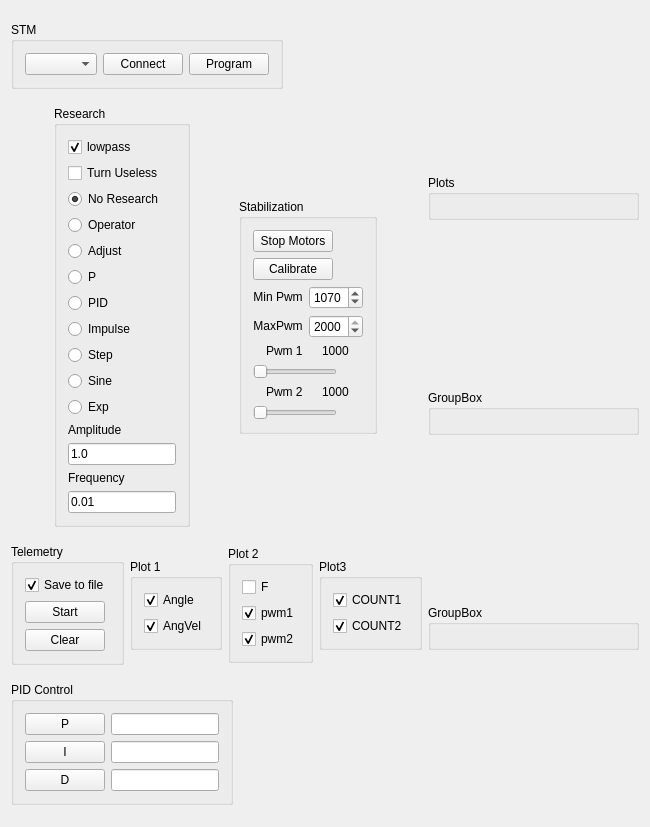
First picture: the form in Logger/BoardConsole/BoardConsole/boardconsole.ui, repository VlagaPalych/Stable, before the edit.
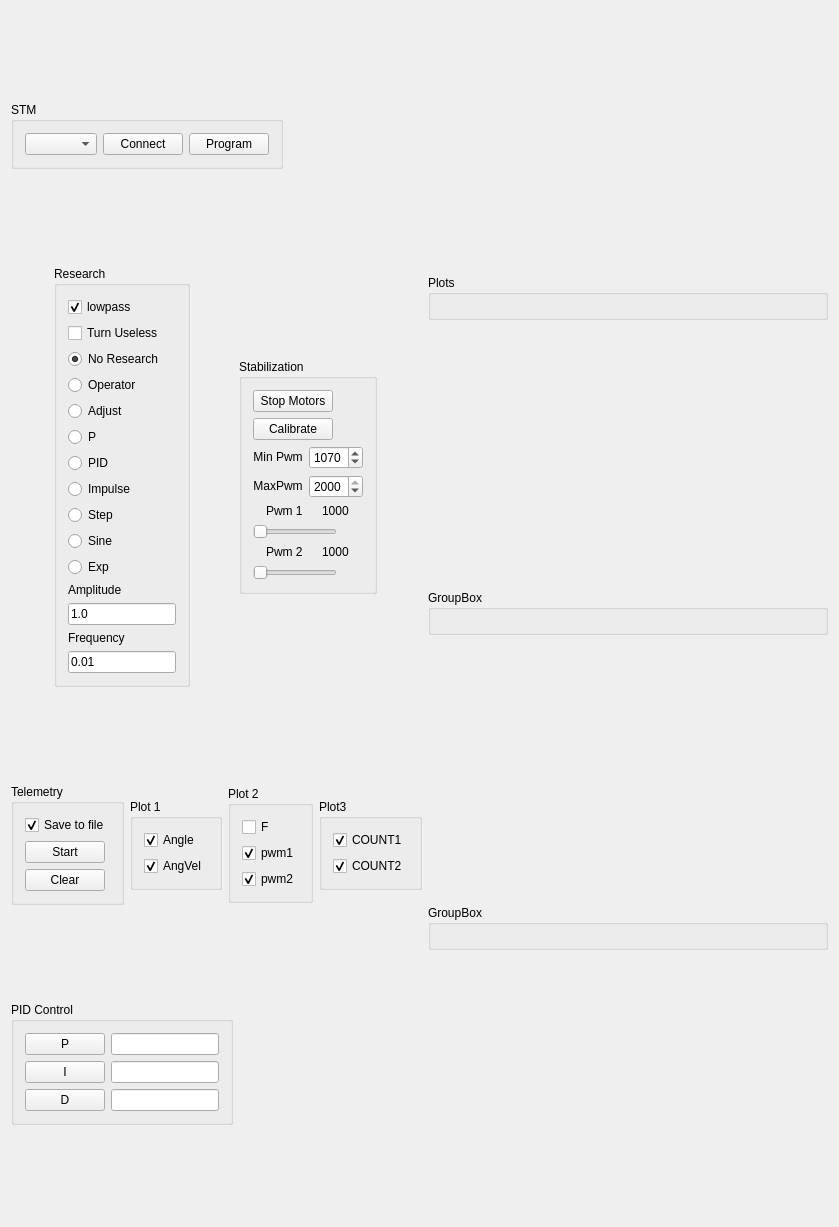
Second picture: the form after the edit. Custom widgets are drawn as their Qt base class.

```diff
--- a/Logger/BoardConsole/BoardConsole/boardconsole.ui
+++ b/Logger/BoardConsole/BoardConsole/boardconsole.ui
@@ -6,8 +6,8 @@
    <rect>
     <x>0</x>
     <y>0</y>
-    <width>650</width>
-    <height>827</height>
+    <width>839</width>
+    <height>1227</height>
    </rect>
   </property>
   <property name="windowTitle">
@@ -847,31 +847,6 @@
        </layout>
       </widget>
      </item>
-     <item>
-      <widget class="QGroupBox" name="groupBox_6">
-       <property name="sizePolicy">
-        <sizepolicy hsizetype="Minimum" vsizetype="Fixed">
-         <horstretch>0</horstretch>
-         <verstretch>0</verstretch>
-        </sizepolicy>
-       </property>
-       <property name="title">
-        <string>GroupBox</string>
-       </property>
-       <layout class="QHBoxLayout" name="horizontalLayout_13">
-        <item>
-         <widget class="QwtPlot" name="plot3">
-          <property name="sizePolicy">
-           <sizepolicy hsizetype="MinimumExpanding" vsizetype="Fixed">
-            <horstretch>0</horstretch>
-            <verstretch>0</verstretch>
-           </sizepolicy>
-          </property>
-         </widget>
-        </item>
-       </layout>
-      </widget>
-     </item>
      <item>
       <widget class="QGroupBox" name="groupBox_7">
        <property name="sizePolicy">
@@ -897,6 +872,31 @@
        </layout>
       </widget>
      </item>
+     <item>
+      <widget class="QGroupBox" name="groupBox_6">
+       <property name="sizePolicy">
+        <sizepolicy hsizetype="Minimum" vsizetype="Fixed">
+         <horstretch>0</horstretch>
+         <verstretch>0</verstretch>
+        </sizepolicy>
+       </property>
+       <property name="title">
+        <string>GroupBox</string>
+       </property>
+       <layout class="QHBoxLayout" name="horizontalLayout_13">
+        <item>
+         <widget class="QwtPlot" name="plot3">
+          <property name="sizePolicy">
+           <sizepolicy hsizetype="MinimumExpanding" vsizetype="Fixed">
+            <horstretch>0</horstretch>
+            <verstretch>0</verstretch>
+           </sizepolicy>
+          </property>
+         </widget>
+        </item>
+       </layout>
+      </widget>
+     </item>
     </layout>
    </item>
   </layout>
```
